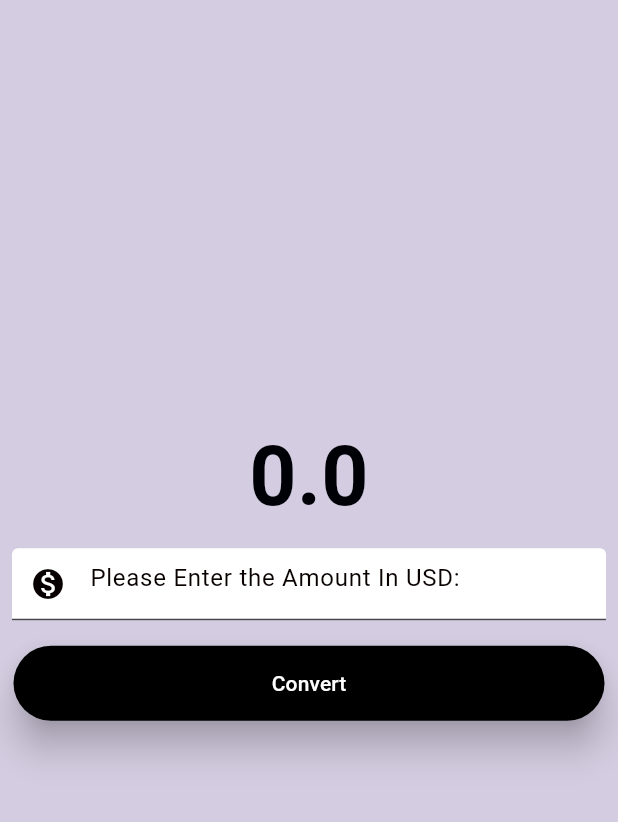
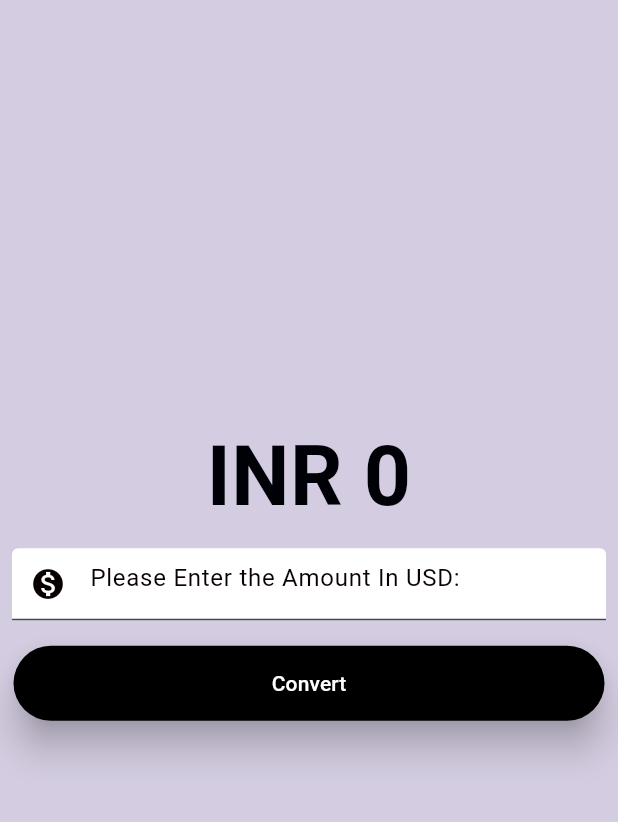
Before and after one commit to inahsi-k/Basic-Currency-Converter, a Flutter app: the screen it shows after launch, on a phone screen of 412 x 824 dp, the part 84-906 px from its top. Run offline on Flutter 3.47's test engine with Material 3 defaults, Android fonts, the phone set to English and light mode, and no system bars.

Commit message:
small change in result by adding INR

```diff
--- a/lib/currency_converter1.dart
+++ b/lib/currency_converter1.dart
@@ -30,7 +30,8 @@ class _CurrencyConverter1State extends State<CurrencyConverter1> {
             crossAxisAlignment: CrossAxisAlignment.center,
             mainAxisAlignment: MainAxisAlignment.center, // vertically
             children: [
-              Text(result.toString(),
+              Text(
+                  "INR ${result != 0 ? result.toStringAsFixed(3) : result.toStringAsFixed(0)}",
                   style: const TextStyle(
                       fontSize: 55,
                       fontWeight: FontWeight.bold,
```
